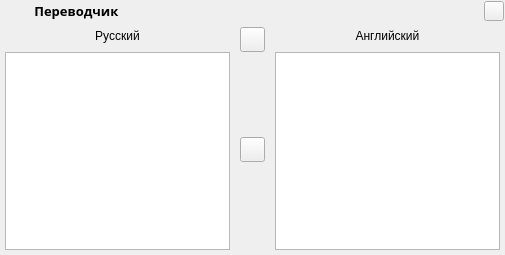
Curicano/OverlayGT, file main/ui/widget_1.ui: the form before one commit.
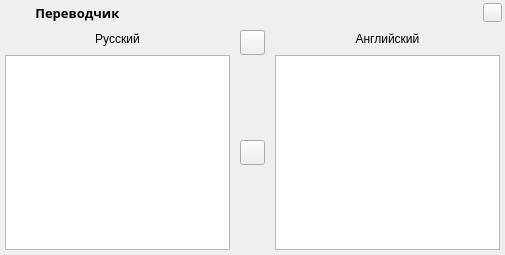
The form after the commit. Icons and pictures are not drawn.

Diff of the .ui file:
```diff
--- a/main/ui/widget_1.ui
+++ b/main/ui/widget_1.ui
@@ -14,7 +14,7 @@
    <property name="geometry">
     <rect>
      <x>240</x>
-     <y>27</y>
+     <y>30</y>
      <width>25</width>
      <height>25</height>
     </rect>
@@ -55,7 +55,7 @@
    <property name="geometry">
     <rect>
      <x>5</x>
-     <y>27</y>
+     <y>30</y>
      <width>225</width>
      <height>18</height>
     </rect>
@@ -71,7 +71,7 @@
    <property name="geometry">
     <rect>
      <x>240</x>
-     <y>137</y>
+     <y>140</y>
      <width>25</width>
      <height>25</height>
     </rect>
@@ -106,9 +106,9 @@
    <property name="geometry">
     <rect>
      <x>275</x>
-     <y>52</y>
+     <y>55</y>
      <width>225</width>
-     <height>198</height>
+     <height>195</height>
     </rect>
    </property>
    <property name="contextMenuPolicy">
@@ -125,7 +125,7 @@
    <property name="geometry">
     <rect>
      <x>275</x>
-     <y>27</y>
+     <y>30</y>
      <width>225</width>
      <height>18</height>
     </rect>
@@ -141,9 +141,9 @@
    <property name="geometry">
     <rect>
      <x>5</x>
-     <y>52</y>
+     <y>55</y>
      <width>225</width>
-     <height>198</height>
+     <height>195</height>
     </rect>
    </property>
    <property name="contextMenuPolicy">
@@ -159,7 +159,7 @@
      <x>0</x>
      <y>0</y>
      <width>505</width>
-     <height>22</height>
+     <height>25</height>
     </rect>
    </property>
    <layout class="QHBoxLayout" name="horizontalLayout">
@@ -167,23 +167,29 @@
      <number>10</number>
     </property>
     <property name="leftMargin">
-     <number>1</number>
+     <number>3</number>
     </property>
     <property name="topMargin">
-     <number>1</number>
+     <number>3</number>
     </property>
     <property name="rightMargin">
-     <number>1</number>
+     <number>3</number>
     </property>
     <property name="bottomMargin">
-     <number>1</number>
+     <number>3</number>
     </property>
     <item>
      <widget class="QLabel" name="l_icon_title">
+      <property name="minimumSize">
+       <size>
+        <width>19</width>
+        <height>19</height>
+       </size>
+      </property>
       <property name="maximumSize">
        <size>
-        <width>20</width>
-        <height>16777215</height>
+        <width>19</width>
+        <height>19</height>
        </size>
       </property>
       <property name="pixmap">
@@ -211,16 +217,10 @@
     </item>
     <item>
      <widget class="QPushButton" name="btn_hide">
-      <property name="minimumSize">
-       <size>
-        <width>20</width>
-        <height>20</height>
-       </size>
-      </property>
       <property name="maximumSize">
        <size>
-        <width>20</width>
-        <height>20</height>
+        <width>19</width>
+        <height>16777215</height>
        </size>
       </property>
       <property name="icon">
```
